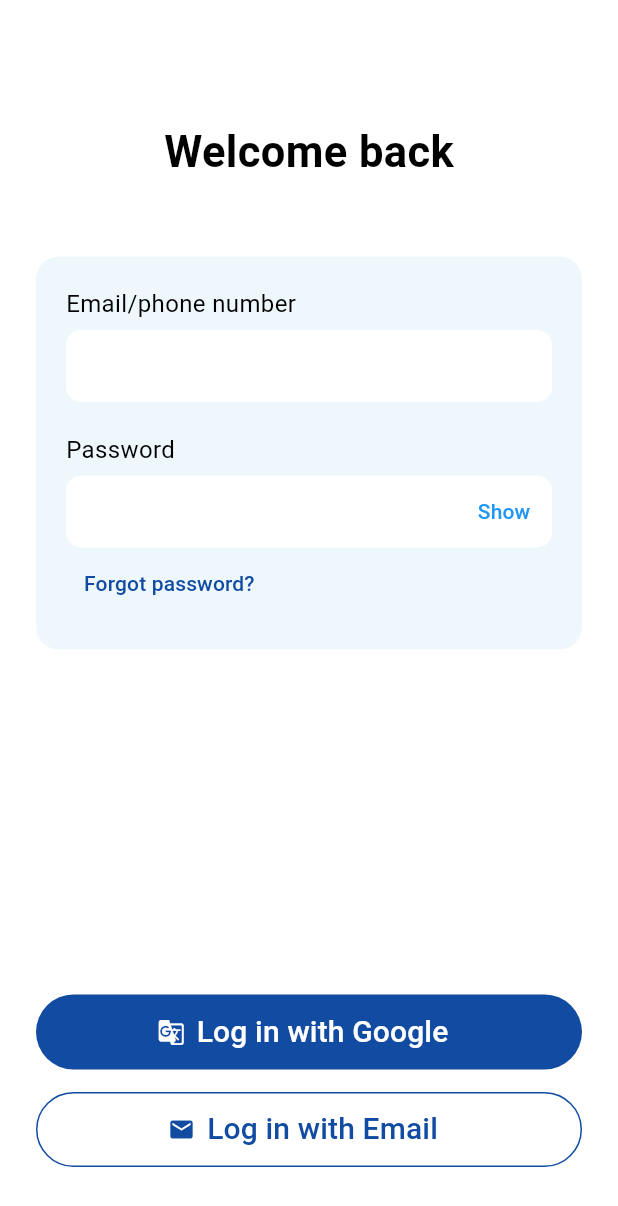
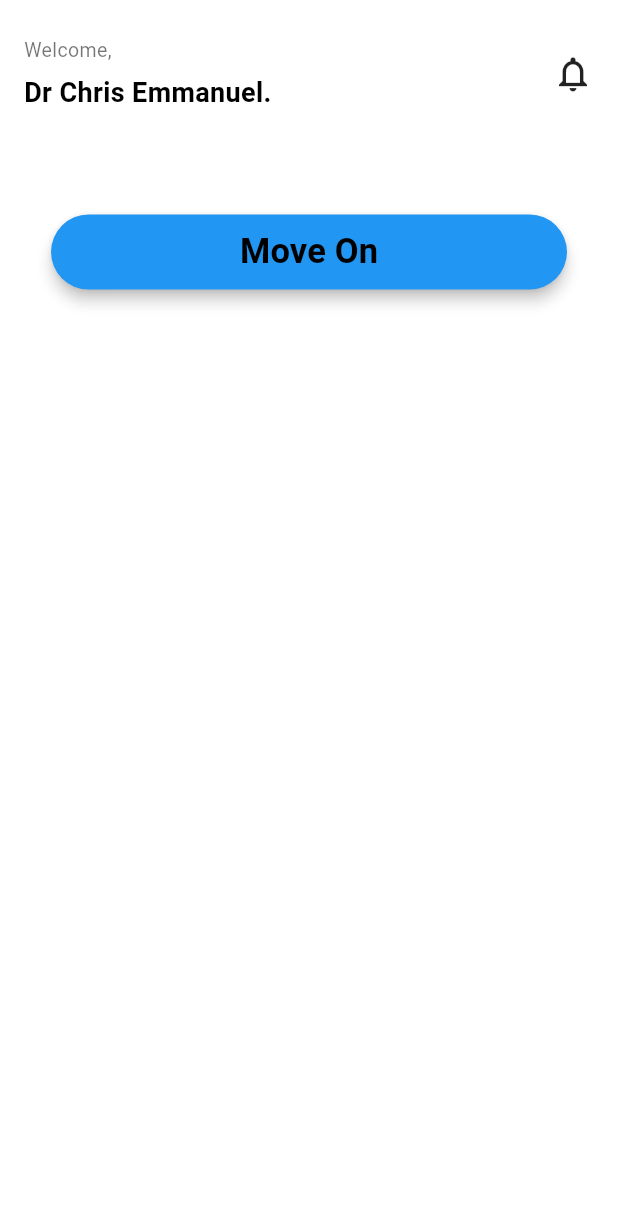
Before and after one commit to buildwithdecent/testing-git-hub, a Flutter app: the LoginPage screen opened directly, after a tap on "Log in with Email", on a phone screen of 412 x 824 dp. Shown: the top 1206 px of the screen. Run offline on Flutter 3.47's test engine with Material 3 defaults, Android fonts, the phone set to English and light mode, and no system bars; our stand-ins replace introduction_screen, pinput; key blocks and very long unbroken strings in the code were emptied for the run.

Commit message:
continuation of the project

```diff
--- a/lib/Authentication/Loginpage.dart
+++ b/lib/Authentication/Loginpage.dart
@@ -1,4 +1,5 @@
 import 'package:flutter/material.dart';
+import 'package:project_1/DashBoard/DashBoard_welcome.dart';
 
 class LoginPage extends StatefulWidget {
   @override
@@ -123,6 +124,8 @@ class _LoginPageState extends State<LoginPage> {
                     textColor: Color(0xFF114CA2),
                     borderColor: Color(0xFF114CA2),
                     onPressed: () {
+                      Navigator.push(context, MaterialPageRoute(builder: (context) => DashboardWelcome()),
+                      );
                     }, fontSize: 20,
                   ),
 
--- a/lib/Authentication/OTP.dart
+++ b/lib/Authentication/OTP.dart
@@ -59,6 +59,7 @@ class _OtpScreenState extends State<OtpScreen> {
                       },
                     ),
                   ),
+
                   Expanded(
                     child: Row(
                       mainAxisAlignment: MainAxisAlignment.center,
--- a/lib/Authentication/Profile_Setup.dart
+++ b/lib/Authentication/Profile_Setup.dart
@@ -23,6 +23,7 @@ class _ProfileSetup1State extends State<ProfileSetup1> {
   TextEditingController FullNameController = TextEditingController();
   TextEditingController passwordController = TextEditingController();
   TextEditingController confirmPasswordController = TextEditingController();
+
 
 
 
--- /dev/null
+++ b/lib/DashBoard/DashBoard_welcome.dart
@@ -0,0 +1,77 @@
+import 'package:flutter/material.dart';
+import 'package:project_1/Create_Order/Both_Eye_Order.dart';
+import 'package:project_1/Widgets/Base_Button.dart';
+
+class DashboardWelcome extends StatefulWidget {
+  const DashboardWelcome({super.key});
+
+  @override
+  State<DashboardWelcome> createState() => _DashboardWelcomeState();
+}
+
+class _DashboardWelcomeState extends State<DashboardWelcome> {
+  @override
+  Widget build(BuildContext context) {
+    return Scaffold(
+      backgroundColor: Colors.white,
+      body: SafeArea(
+        child: Padding(
+          padding: const EdgeInsets.symmetric(horizontal: 16.0, vertical: 24.0),
+          child: Column(
+            crossAxisAlignment: CrossAxisAlignment.start,
+            children: [
+              // Top Row: Welcome Text + Notification Icon
+              Row(
+                mainAxisAlignment: MainAxisAlignment.spaceBetween,
+                children: [
+                  Column(
+                    crossAxisAlignment: CrossAxisAlignment.start,
+                    children: const [
+                      Text(
+                        'Welcome,',
+                        style: TextStyle(
+                          color: Colors.black54,
+                          fontSize: 13,
+                        ),
+                      ),
+                      SizedBox(height: 6),
+                      Text(
+                        'Dr Chris Emmanuel.',
+                        style: TextStyle(
+                          color: Colors.black,
+                          fontWeight: FontWeight.bold,
+                          fontSize: 18,
+                        ),
+                      ),
+                    ],
+                  ),
+                  const Icon(
+                    Icons.notifications_none,
+                    color: Colors.black87,
+                    size: 28,
+                  ),
+                ],
+              ),
+
+              const SizedBox(height: 68),
+
+              // Move On Button
+              BaseButton(
+                text: 'Move On',
+                buttonColor: Colors.blue,
+                textColor: Colors.black,
+                fontsize: 23,
+                onPressed: () {
+                  Navigator.push(
+                    context,
+                    MaterialPageRoute(builder: (context) => BothEyeOrder()),
+                  );
+                },
+              ),
+            ],
+          ),
+        ),
+      ),
+    );
+  }
+}
```
Also changed, not shown: lib/Create_Order/Both_Eye_Order.dart (added, +129 -0 lines), lib/Widgets/Back_Button.dart (added, +34 -0 lines).
